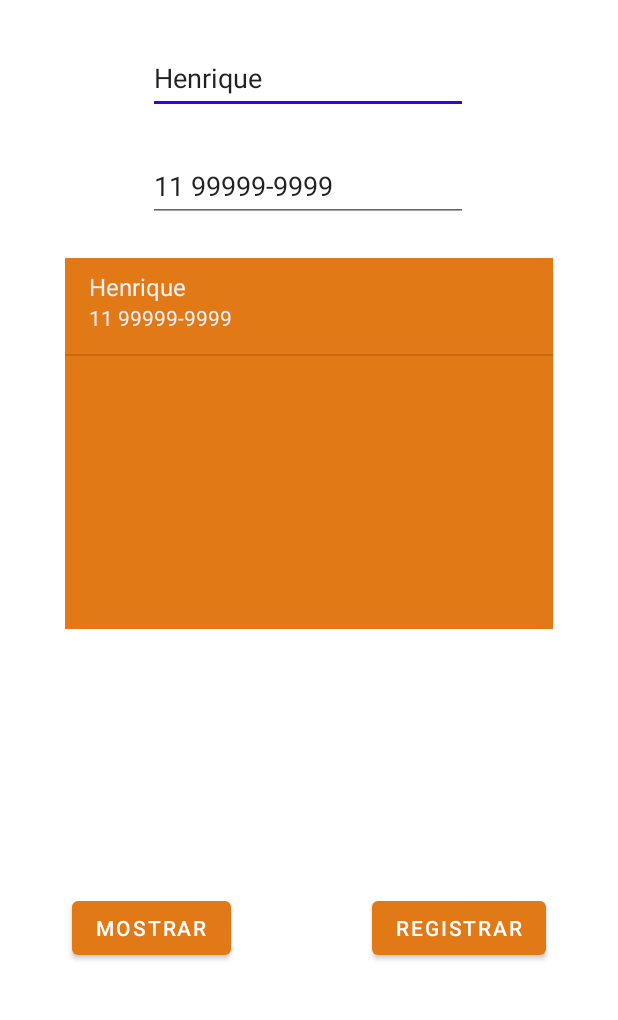
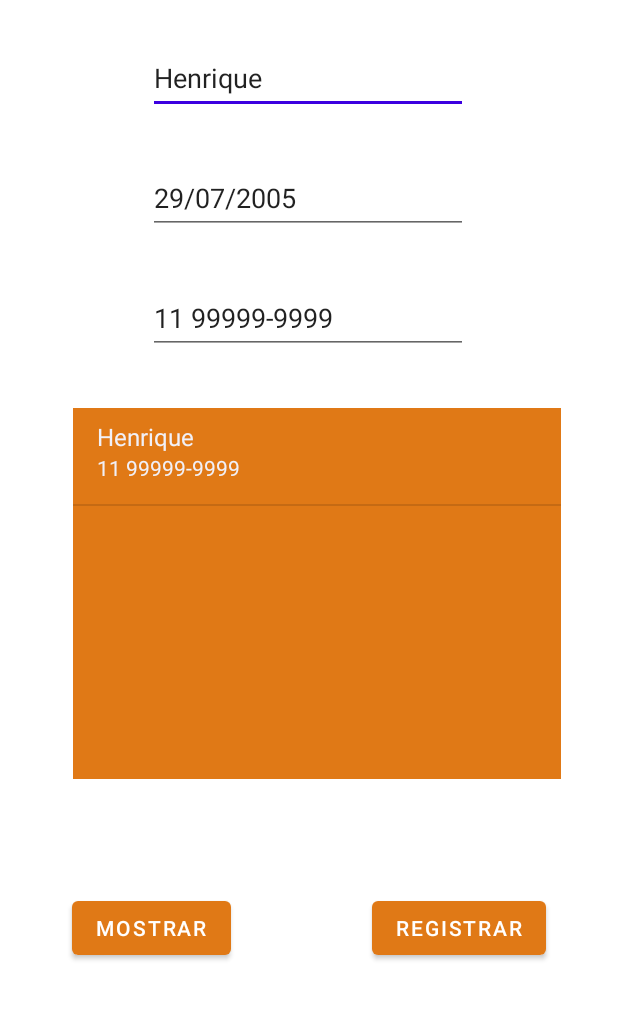
Before and after one commit to HenriquePinheiro12/android-contacts, an Android app: the screen it shows after launch (MainActivity), after a tap on "Henrique", on a phone screen of 412 x 824 dp, the part 194-1214 px from its top. Run offline under Robolectric (Android 15) with nearby library versions, the phone set to English and light mode, and no system bars; 2 other taps on this screen came first.

Commit message:
lacks some conditionals

```diff
--- a/app/build.gradle
+++ b/app/build.gradle
@@ -3,12 +3,12 @@ plugins {
 }
 
 android {
-    compileSdk 31
+    compileSdk 32
 
     defaultConfig {
         applicationId "com.example.prjcontatos"
-        minSdk 21
-        targetSdk 31
+        minSdk 26
+        targetSdk 32
         versionCode 1
         versionName "1.0"
 
--- a/app/src/main/java/com/example/prjcontatos/MainActivity.java
+++ b/app/src/main/java/com/example/prjcontatos/MainActivity.java
@@ -21,7 +21,7 @@ import java.util.Map;
 public class MainActivity extends AppCompatActivity {
 
     Button registerBtn, getContactBtn;
-    EditText nameInput, phoneInput;
+    EditText nameInput, phoneInput, dateInput;
     ListView listView;
 
     ArrayList<HashMap<String, String>> contactList = new ArrayList<>();
@@ -35,7 +35,9 @@ public class MainActivity extends AppCompatActivity {
         registerBtn = findViewById(R.id.registerBtn);
         getContactBtn = findViewById(R.id.getContactBtn);
         nameInput = findViewById(R.id.nameInput);
+        dateInput = findViewById(R.id.dateInput);
         phoneInput = findViewById(R.id.phoneInput);
+
         listView = findViewById(R.id.listView);
 
         registerBtn.setOnClickListener(new View.OnClickListener() {
@@ -43,10 +45,12 @@ public class MainActivity extends AppCompatActivity {
             public void onClick(View view) {
                 String name = nameInput.getText().toString();
                 String phone = phoneInput.getText().toString();
+                String birthday = dateInput.getText().toString();
 
                 HashMap<String, String> contact = new HashMap<>();
                 contact.put("name", name);
                 contact.put("phone", phone);
+                contact.put("birthday", birthday);
                 contactList.add(contact);
             }
         });
@@ -54,6 +58,8 @@ public class MainActivity extends AppCompatActivity {
         getContactBtn.setOnClickListener(new View.OnClickListener() {
             @Override
             public void onClick(View view) {
+                // aniversários no próximo mês apenas
+
                 int layout = android.R.layout.simple_list_item_2;
                 String[] from = new String[] { "name", "phone" };
                 int[] to = new int[] { android.R.id.text1,  android.R.id.text2 };
@@ -64,7 +70,8 @@ public class MainActivity extends AppCompatActivity {
                 listView.setOnItemClickListener(new AdapterView.OnItemClickListener() {
                     @Override
                     public void onItemClick(AdapterView<?> adapterView, View view, int i, long l) {
-                        Toast.makeText(getBaseContext(), contactList.get(i).get("phone"), Toast.LENGTH_SHORT).show();
+                        // mostrar nome, data do próximo aniversário, nova idade, dias restantes
+                        Toast.makeText(getBaseContext(), contactList.get(i).get("birthday"), Toast.LENGTH_SHORT).show();
                     }
                 });
             }
--- a/app/src/main/res/layout/activity_main.xml
+++ b/app/src/main/res/layout/activity_main.xml
@@ -26,12 +26,27 @@
         android:id="@+id/phoneInput"
         android:layout_width="wrap_content"
         android:layout_height="wrap_content"
-        android:layout_marginTop="24dp"
+        android:layout_marginTop="112dp"
         android:ems="10"
         android:hint="11 99999-9999"
         android:inputType="phone"
         android:minHeight="48dp"
         android:text="11 99999-9999"
+        app:layout_constraintEnd_toEndOf="parent"
+        app:layout_constraintHorizontal_bias="0.497"
+        app:layout_constraintStart_toStartOf="parent"
+        app:layout_constraintTop_toBottomOf="@+id/nameInput" />
+
+    <EditText
+        android:id="@+id/dateInput"
+        android:layout_width="wrap_content"
+        android:layout_height="wrap_content"
+        android:layout_marginTop="32dp"
+        android:ems="10"
+        android:hint="dd/mm/yyyy"
+        android:inputType="phone"
+        android:minHeight="48dp"
+        android:text="29/07/2005"
         app:layout_constraintEnd_toEndOf="parent"
         app:layout_constraintHorizontal_bias="0.497"
         app:layout_constraintStart_toStartOf="parent"
@@ -75,9 +90,10 @@
         style="@android:style/Widget.Material.Light.ListView"
         android:layout_width="325dp"
         android:layout_height="247dp"
-        android:layout_marginTop="24dp"
+        android:layout_marginTop="36dp"
         android:background="@color/orange_1"
         app:layout_constraintEnd_toEndOf="parent"
+        app:layout_constraintHorizontal_bias="0.558"
         app:layout_constraintStart_toStartOf="parent"
         app:layout_constraintTop_toBottomOf="@+id/phoneInput" />
 
```
Also changed, not shown: app/src/main/java/com/example/prjcontatos/Contact.java (+11 -2 lines).
